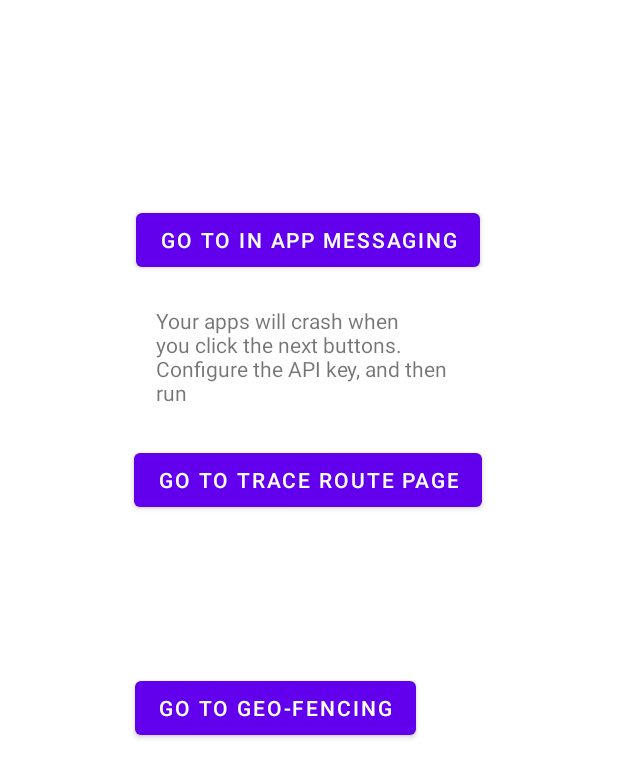
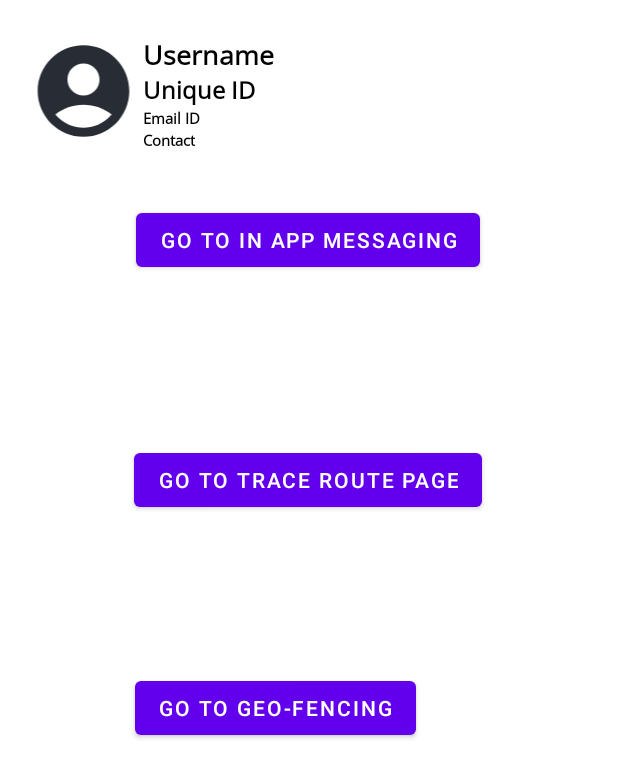
Before and after one commit to Dhruv16S/Enabling-Security-Through-Geo-Fencing, an Android app: the MainActivity screen opened directly, with no data from a screen before it, on a phone screen of 412 x 824 dp. Shown: the top 778 px of the screen. Run offline under Robolectric (Android 15) with nearby library versions, the phone set to English and light mode, and no system bars; our stand-ins replace Firebase (no records; nobody signed in at launch, a user with empty details on screens opened directly).

Commit message:
USer Info

```diff
--- a/app/src/main/AndroidManifest.xml
+++ b/app/src/main/AndroidManifest.xml
@@ -20,9 +20,6 @@
         tools:targetApi="31">
         <activity
             android:name=".Login"
-            android:exported="false" />
-        <activity
-            android:name=".SignUp"
             android:exported="true">
             <intent-filter>
                 <action android:name="android.intent.action.MAIN" />
@@ -30,6 +27,10 @@
                 <category android:name="android.intent.category.LAUNCHER" />
             </intent-filter>
         </activity>
+        <activity
+            android:name=".SignUp"
+            android:exported="false"/>
+
         <!--
              TODO: Before you run your application, you need a Google Maps API key.
 
--- a/app/src/main/java/com/ar/application/MainActivity.kt
+++ b/app/src/main/java/com/ar/application/MainActivity.kt
@@ -1,21 +1,34 @@
 package com.ar.application
 
+import android.annotation.SuppressLint
 import android.content.Context
 import android.content.Intent
 import android.content.SharedPreferences
 import androidx.appcompat.app.AppCompatActivity
 import android.os.Bundle
 import android.util.Log
+import android.view.View
 import android.widget.Button
+import android.widget.TextView
 import android.widget.Toast
+import com.google.firebase.firestore.ktx.firestore
+import com.google.firebase.ktx.Firebase
 
 class MainActivity : AppCompatActivity() {
 
     private lateinit var inApp : Button
     private lateinit var geoFence : Button
     private lateinit var traceRoute : Button
+
+    private lateinit var home_name : TextView
+    private lateinit var home_id : TextView
+    private lateinit var home_email : TextView
+    private lateinit var home_contact : TextView
+
     lateinit var preferences: SharedPreferences
+    val db = Firebase.firestore
 
+    @SuppressLint("SetTextI18n")
     override fun onCreate(savedInstanceState: Bundle?) {
         super.onCreate(savedInstanceState)
         setContentView(R.layout.activity_main)
@@ -23,8 +36,27 @@ class MainActivity : AppCompatActivity() {
         inApp = findViewById(R.id.in_app)
         geoFence = findViewById(R.id.geofence)
         traceRoute = findViewById(R.id.trace_route)
+        home_name = findViewById(R.id.home_name)
+        home_id = findViewById(R.id.home_unique_id)
+        home_email = findViewById(R.id.home_email)
+        home_contact = findViewById(R.id.home_contact)
+
         preferences = getSharedPreferences("SHARED_PREF", Context.MODE_PRIVATE)
-        val data = preferences.getString("User UID", " ")
+        val UID = preferences.getString("User UID", " ")
+
+        db.collection("users")
+            .get()
+            .addOnSuccessListener { result ->
+                for (document in result) {
+                    if(document.data["User UID"] == UID){
+                        home_name.text = document.data["Username"].toString()
+                        home_id.text = document.data["User UID"].toString().subSequence(0, 13)
+                        home_id.text = home_id.text.toString().plus("...")
+                        home_email.text = document.data["Email ID"].toString()
+                        home_contact.text = document.data["Contact"].toString()
+                    }
+                }
+            }
 
         inApp.setOnClickListener{
             var inAppIntent = Intent(this, InAppMessaging::class.java)
--- /dev/null
+++ b/app/src/main/res/drawable/ic_baseline_account_circle_24.xml
@@ -0,0 +1,5 @@
+<vector android:height="64dp" android:tint="#282C35"
+    android:viewportHeight="24" android:viewportWidth="24"
+    android:width="64dp" xmlns:android="http://schemas.android.com/apk/res/android">
+    <path android:fillColor="@android:color/white" android:pathData="M12,2C6.48,2 2,6.48 2,12s4.48,10 10,10s10,-4.48 10,-10S17.52,2 12,2zM12,6c1.93,0 3.5,1.57 3.5,3.5S13.93,13 12,13s-3.5,-1.57 -3.5,-3.5S10.07,6 12,6zM12,20c-2.03,0 -4.43,-0.82 -6.14,-2.88C7.55,15.8 9.68,15 12,15s4.45,0.8 6.14,2.12C16.43,19.18 14.03,20 12,20z"/>
+</vector>
--- a/app/src/main/res/layout/activity_main.xml
+++ b/app/src/main/res/layout/activity_main.xml
@@ -42,14 +42,64 @@
         app:layout_constraintStart_toStartOf="parent"
         app:layout_constraintTop_toTopOf="parent" />
 
+    <ImageView
+        android:id="@+id/imageView"
+        android:layout_width="79dp"
+        android:layout_height="73dp"
+        android:layout_marginStart="16dp"
+        android:layout_marginTop="24dp"
+        app:layout_constraintStart_toStartOf="parent"
+        app:layout_constraintTop_toTopOf="parent"
+        app:srcCompat="@drawable/ic_baseline_account_circle_24"
+        android:contentDescription="UserInfo" />
+
     <TextView
-        android:id="@+id/textView4"
-        android:layout_width="200dp"
+        android:id="@+id/home_name"
+        android:layout_width="wrap_content"
         android:layout_height="wrap_content"
-        android:layout_marginStart="104dp"
-        android:layout_marginTop="204dp"
-        android:text="Your apps will crash when you click the next buttons. Configure the API key, and then run"
-        app:layout_constraintStart_toStartOf="parent"
+        android:layout_marginTop="24dp"
+        android:fontFamily="@font/open_sans"
+        android:text="@string/home_name"
+        android:textColor="#000000"
+        android:textSize="18sp"
+        android:textStyle="bold"
+        app:layout_constraintStart_toEndOf="@+id/imageView"
         app:layout_constraintTop_toTopOf="parent" />
 
+    <TextView
+        android:id="@+id/home_unique_id"
+        android:layout_width="wrap_content"
+        android:layout_height="wrap_content"
+        android:fontFamily="@font/open_sans"
+        android:text="@string/home_hashName"
+        android:textColor="#000000"
+        android:textSize="16sp"
+        android:textStyle="bold"
+        app:layout_constraintStart_toEndOf="@+id/imageView"
+        app:layout_constraintTop_toBottomOf="@+id/home_name" />
+
+    <TextView
+        android:id="@+id/home_email"
+        android:layout_width="wrap_content"
+        android:layout_height="wrap_content"
+        android:fontFamily="@font/open_sans"
+        android:text="@string/home_email"
+        android:textColor="#000000"
+        android:textSize="10sp"
+        android:textStyle="bold"
+        app:layout_constraintStart_toEndOf="@+id/imageView"
+        app:layout_constraintTop_toBottomOf="@+id/home_unique_id" />
+
+    <TextView
+        android:id="@+id/home_contact"
+        android:layout_width="wrap_content"
+        android:layout_height="wrap_content"
+        android:fontFamily="@font/open_sans"
+        android:text="@string/home_contact"
+        android:textColor="#000000"
+        android:textSize="10sp"
+        android:textStyle="bold"
+        app:layout_constraintStart_toEndOf="@+id/imageView"
+        app:layout_constraintTop_toBottomOf="@+id/home_email" />
+
 </androidx.constraintlayout.widget.ConstraintLayout>
--- a/app/src/main/res/values/strings.xml
+++ b/app/src/main/res/values/strings.xml
@@ -17,4 +17,8 @@
     <string name="create_acc">Create An Account</string>
     <string name="have_acc">Existing User ?</string>
     <string name='login_acc'>Login Here</string>
+    <string name="home_name">Username</string>
+    <string name="home_hashName">Unique ID</string>
+    <string name="home_email">Email ID</string>
+    <string name="home_contact">Contact</string>
 </resources>
```
